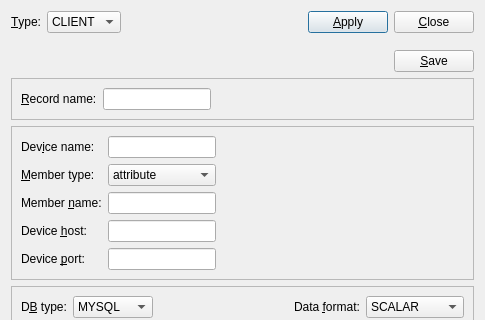
The window that ndtsconfigtool/datasourcedlg.ui (jkotan/nexdatas.configtool) describes before a commit, drawn with Qt 5; both pictures show x 0 to 485 and y 0 to 320 of the 485 by 794 pixel window.
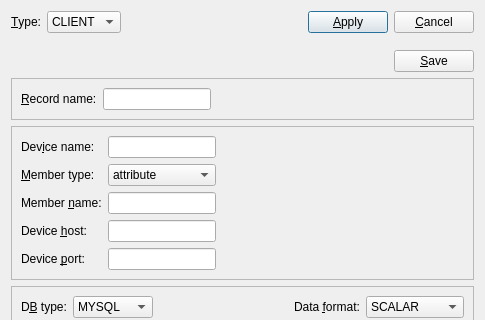
The same window after the commit.

Commit message: changing close to cancel in databasedlg

```diff
--- a/ndtsconfigtool/datasourcedlg.ui
+++ b/ndtsconfigtool/datasourcedlg.ui
@@ -70,7 +70,7 @@
        <item>
         <widget class="QPushButton" name="closePushButton">
          <property name="text">
-          <string>&amp;Close</string>
+          <string>&amp;Cancel</string>
          </property>
         </widget>
        </item>
```
Left out of the diff: 2 changed lines with no effect on the pictures. The commit also changes 1 other file.
